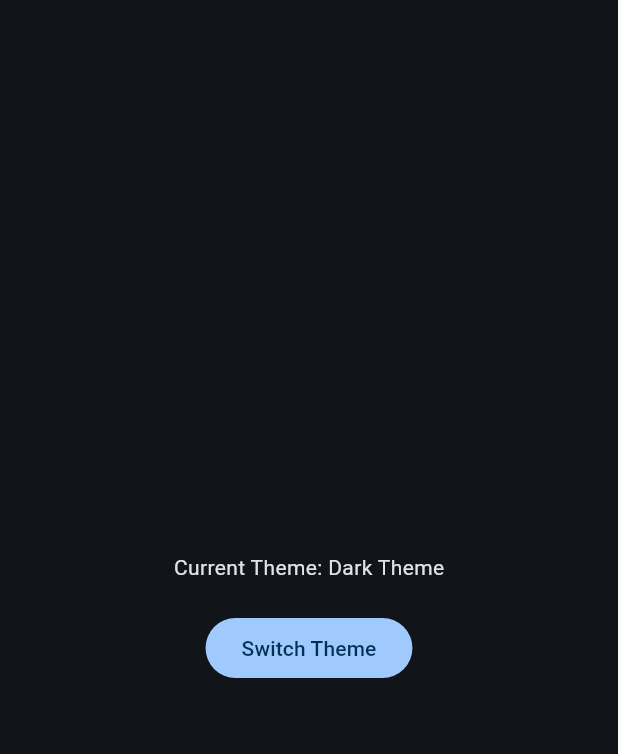
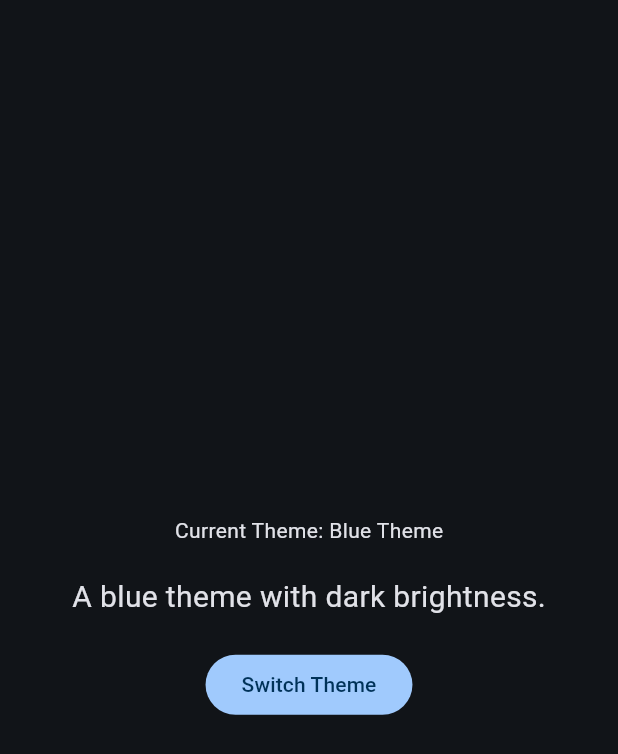
Before and after one commit to RillaStudios/themesplus, a Flutter app: the screen it shows after launch, after a tap on "Switch Theme", on a phone screen of 412 x 824 dp. Shown: the top 754 px of the screen. Run offline on Flutter 3.47's test engine with Material 3 defaults, Android fonts, the phone set to English and light mode, and no system bars; our stand-ins replace shared_preferences.

Commit message:
Small edits.

````diff
--- a/example/lib/main.dart
+++ b/example/lib/main.dart
@@ -1,25 +1,46 @@
 import 'package:flutter/material.dart';
 import 'package:themesplus/themesplus.dart';
 
+///
+/// Example of how to use the ThemesPlus package.
+///
+/// ### Notes:
+///
+/// - Ensure you have the ThemesPlus package imported in your pubspec.yaml file.
+/// - Ensure you use the [ThemesUtil.init] method in the main method to initialize the themes.
+/// - Ensure you convert the main method to an async method using the `async` keyword.
+/// - Ensure you await the [ThemesUtil.init] method.
+/// - Ensure that method [WidgetsFlutterBinding.ensureInitialized] is called before the [ThemesUtil.init] method.
+///
 void main() async {
+  WidgetsFlutterBinding.ensureInitialized();
+
   await ThemesUtil.init(
+    /// A list of all the themes for the app.
+    ///
+    /// This list cannot be empty. Every theme must have a unique name and id.
+    /// The first theme in the list is set as the current theme (default).
+    ///
+    /// The current theme can be accessed using [ThemesUtil.currentTheme].
+    ///
+    /// ### Recommended:
+    ///
+    /// - Create a separate file to store the themes and set them to the themes list.
     themes: [
       AppTheme(
-        themeName: 'Light Theme',
-        description: 'The default light theme.',
-        id: "0",
+        themeName: 'Red Theme',
+        description: 'A red theme with auto system brightness.',
+        id: "redTheme",
         themeData: ThemeData(
-          colorScheme: ColorScheme.fromSeed(
-              seedColor: Colors.red, brightness: Brightness.light),
+          colorScheme: ColorScheme.fromSeed(seedColor: Colors.red, brightness: AppTheme.systemBrightness),
         ),
       ),
       AppTheme(
-        themeName: 'Dark Theme',
-        description: 'The default dark theme.',
-        id: "1",
+        themeName: 'Blue Theme',
+        description: 'A blue theme with dark brightness.',
+        id: "blueTheme",
         themeData: ThemeData(
-          colorScheme: ColorScheme.fromSeed(
-              seedColor: Colors.blue, brightness: Brightness.dark),
+          colorScheme: ColorScheme.fromSeed(seedColor: Colors.blue, brightness: Brightness.dark),
         ),
       ),
     ],
@@ -33,24 +54,31 @@ class MainApp extends StatelessWidget {
 
   @override
   Widget build(BuildContext context) {
+    /// The [ThemeListener] widget listens to theme changes and rebuilds the child widget.
+    /// This widget should be used at the root of the app. It is used to listen to theme changes.
+    /// The [onThemeChanged] callback is called when the theme changes. It is optional and can
+    /// be used to add custom features when a user switches a theme.
     return ThemeListener(
       builder: (context, value, child) {
         return MaterialApp(
           theme: AppTheme.data,
           home: Scaffold(
-            backgroundColor: AppTheme.colors.surface,
+            backgroundColor: AppTheme.colors!.surface,
             body: Center(
               child: Column(
                 mainAxisAlignment: MainAxisAlignment.center,
                 children: [
+                  Text('Current Theme: ${ThemesUtil.currentTheme!.value.themeName}'),
+                  const SizedBox(height: 20),
                   Text(
-                      'Current Theme: ${ThemesUtil.currentTheme!.value.themeName}'),
+                    ThemesUtil.currentTheme!.value.description,
+                    style: const TextStyle(fontSize: 20),
+                  ),
                   const SizedBox(height: 20),
                   FilledButton(
                     onPressed: () {
                       ThemesUtil.switchTheme();
-                      print(
-                          'Switched Theme to ${ThemesUtil.currentTheme!.value.themeName}');
+                      debugPrint('Switched Theme to ${ThemesUtil.currentTheme!.value.themeName}');
                     },
                     child: const Text('Switch Theme'),
                   ),
--- a/lib/src/app_theme.dart
+++ b/lib/src/app_theme.dart
@@ -36,11 +36,6 @@ class AppTheme {
   ///
   late ThemeData themeData;
 
-  /// If true, the theme will use the system brightness for the AppTheme.
-  ///
-  /// This is optional and defaults to false.
-  final bool useSystemBrightness;
-
   /// An icon to represent the theme.
   ///
   /// This is optional.
@@ -54,31 +49,59 @@ class AppTheme {
     required this.themeName,
     this.description = '',
     required this.themeData,
-    this.useSystemBrightness = false,
     this.icon,
-  }) {
-    if (useSystemBrightness) {
-      Brightness brightness =
-          SchedulerBinding.instance.platformDispatcher.platformBrightness;
-
-      themeData = themeData.copyWith(
-        brightness: brightness,
-      );
-    }
-  }
+  });
 
   ///A variable to access the current theme's color scheme.
+  ///
   ///A color scheme must be defined in the ThemeData to access this variable.
   ///
-  static ColorScheme colors =
+  /// ### Example:
+  ///
+  /// ```dart
+  /// AppTheme.colors.primary
+  /// ```
+  ///
+  static ColorScheme? colors =
       ThemesUtil.currentTheme!.value.themeData.colorScheme;
 
   ///A variable to access the current theme's text theme.
+  ///
   ///A text theme must be defined in the ThemeData to access this variable.
+  ///
+  /// ### Example:
+  ///
+  /// ```dart
+  /// AppTheme.text.headline1
+  /// ```
   ///
   static TextTheme text = ThemesUtil.currentTheme!.value.themeData.textTheme;
 
   ///A variable to access the current themes data.
   ///
+  ///This variable is used to access the current theme's ThemeData.
+  ///
+  ///This variable is updated when the theme changes.
+  ///
+  /// ### Example:
+  ///
+  /// ```dart
+  /// AppTheme.data.appBarTheme
+  /// ```
   static ThemeData data = ThemesUtil.currentTheme!.value.themeData;
+
+  /// A getter to get the system brightness.
+  ///
+  /// This is used to set the brightness of the theme when creating an AppTheme.
+  ///
+  /// This is a static getter.
+  ///
+  /// ### Example:
+  ///
+  /// ```dart
+  /// AppTheme.systemBrightness
+  /// ```
+  ///
+  static Brightness get systemBrightness =>
+      SchedulerBinding.instance.platformDispatcher.platformBrightness;
 }
--- a/lib/widgets/theme_listener.dart
+++ b/lib/widgets/theme_listener.dart
@@ -44,8 +44,6 @@ class _ThemeListenerState extends State<ThemeListener> {
         AppTheme.colors = value.themeData.colorScheme;
         AppTheme.text = value.themeData.textTheme;
 
-        print(AppTheme.data.colorScheme.primary);
-
         return widget.builder(context, value, child);
       },
     );
````
Also changed, not shown: resources/exampleClip.gif (added), 1 other file.
